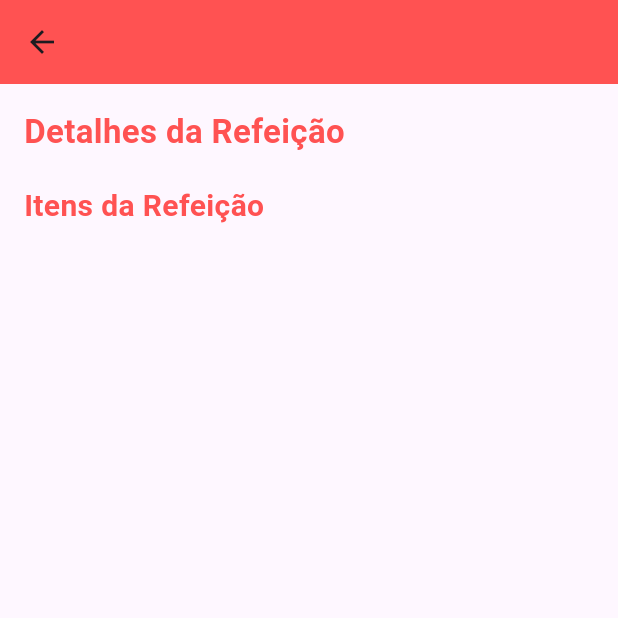
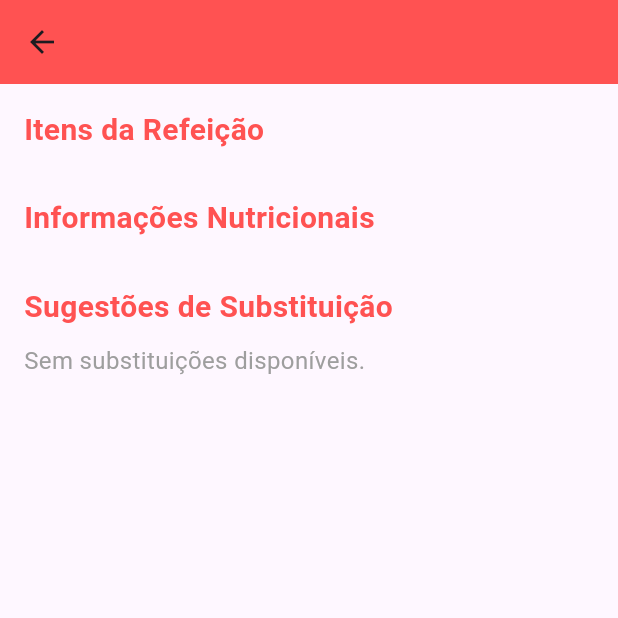
Before and after one commit to RhuanLino/gym_app, a Flutter app: the DietDetailScreen screen opened directly with empty values, on a phone screen of 412 x 824 dp, the top half of it. Run offline on Flutter 3.47's test engine with Material 3 defaults, Android fonts, the phone set to English and light mode, and no system bars; our stand-ins replace flutter_secure_storage; accounts and stored records are empty.

Commit message:
@RhuanLino fix | corrigindo tela de acordo com o wireframe

```diff
--- a/lib/diet_detail_screen.dart
+++ b/lib/diet_detail_screen.dart
@@ -2,12 +2,12 @@ import 'package:flutter/material.dart';
 
 class DietDetailScreen extends StatelessWidget {
   final String title;
-  final List<dynamic> alimentos; // Recebendo a lista de alimentos da API
+  final List<dynamic> details; // Recebendo a lista de alimentos da API
 
   const DietDetailScreen({
     super.key,
     required this.title,
-    required this.alimentos,
+    required this.details,
   });
 
   @override
@@ -22,17 +22,6 @@ class DietDetailScreen extends StatelessWidget {
         padding: const EdgeInsets.all(16.0),
         child: ListView(
           children: [
-            // Cabeçalho
-            Text(
-              'Detalhes da Refeição',
-              style: const TextStyle(
-                fontSize: 22,
-                fontWeight: FontWeight.bold,
-                color: Colors.redAccent,
-              ),
-            ),
-            const SizedBox(height: 20),
-
             // Itens da refeição
             const Text(
               'Itens da Refeição',
@@ -43,29 +32,57 @@ class DietDetailScreen extends StatelessWidget {
               ),
             ),
             const SizedBox(height: 10),
-            ...alimentos.map<Widget>((alimento) => Card(
-                  margin: const EdgeInsets.symmetric(vertical: 8),
-                  shape: RoundedRectangleBorder(
-                    borderRadius: BorderRadius.circular(10),
+            ...details.map<Widget>((item) {
+              return ListTile(
+                leading: const Icon(Icons.check_circle, color: Colors.redAccent),
+                title: Text(
+                  item['alimento'] ?? 'Sem informação', // Exibe o nome do alimento
+                  style: const TextStyle(fontSize: 16),
                 ),
-                  elevation: 3,
-                  child: ListTile(
-                    title: Text(
-                      alimento['alimento'] ?? 'Alimento não especificado',
-                      style: const TextStyle(
+                subtitle: Text(
+                  'Quantidade: ${item['quantidade'] ?? '0'}g', // Exibe a quantidade
+                  style: TextStyle(color: Colors.grey[600], fontSize: 14),
+                ),
+              );
+            }).toList(),
+            const SizedBox(height: 20),
+
+            // Informações Nutricionais (Exemplo para outro tipo de dado)
+            const Text(
+              'Informações Nutricionais',
+              style: TextStyle(
+                fontSize: 20,
                 fontWeight: FontWeight.bold,
-                        fontSize: 16,
+                color: Colors.redAccent,
               ),
             ),
-                    subtitle: Text(
-                      'Quantidade: ${alimento['quantidade'] ?? 0}g',
-                      style: const TextStyle(
-                        fontSize: 14,
-                        color: Colors.grey,
+            const SizedBox(height: 10),
+            // Caso precise exibir outras informações, adicione a lógica aqui
+            ...details.map<Widget>((item) {
+              return ListTile(
+                leading: const Icon(Icons.info_outline, color: Colors.redAccent),
+                title: Text(
+                  'Informações não especificadas para este item.',
+                  style: const TextStyle(fontSize: 16),
+                ),
+              );
+            }).toList(),
+            const SizedBox(height: 20),
+
+            // Sugestões de Substituição (se houver)
+            const Text(
+              'Sugestões de Substituição',
+              style: TextStyle(
+                fontSize: 20,
+                fontWeight: FontWeight.bold,
+                color: Colors.redAccent,
               ),
             ),
+            const SizedBox(height: 10),
+            const Text(
+              'Sem substituições disponíveis.',
+              style: TextStyle(fontSize: 16, color: Colors.grey),
             ),
-                )),
           ],
         ),
       ),
--- a/lib/diet_screen.dart
+++ b/lib/diet_screen.dart
@@ -1,6 +1,5 @@
 import 'dart:convert';
 import 'package:flutter/material.dart';
-import 'package:flutter_secure_storage/flutter_secure_storage.dart';
 import 'package:gym_app/services/requests.dart';
 import 'diet_detail_screen.dart';
 
@@ -81,7 +80,7 @@ class _DietScreenState extends State<DietScreen> {
                     _getIconRefeicao(dieta['refeicao']),
                     DietDetailScreen(
                       title: dieta['refeicao'] ?? 'Dieta',
-                      alimentos: dieta['alimentos'] ?? [],
+                      details: dieta['alimentos'] ?? [],
                     ),
                   );
                 },
```
Lines whose indentation alone changed are shown as unchanged.
